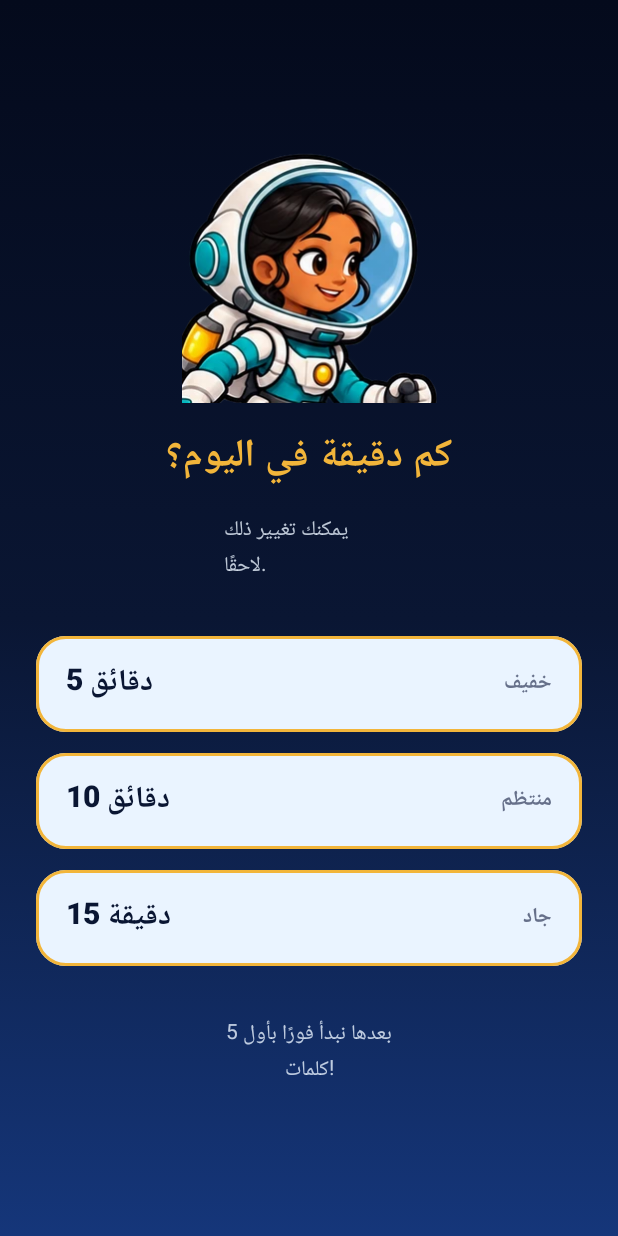
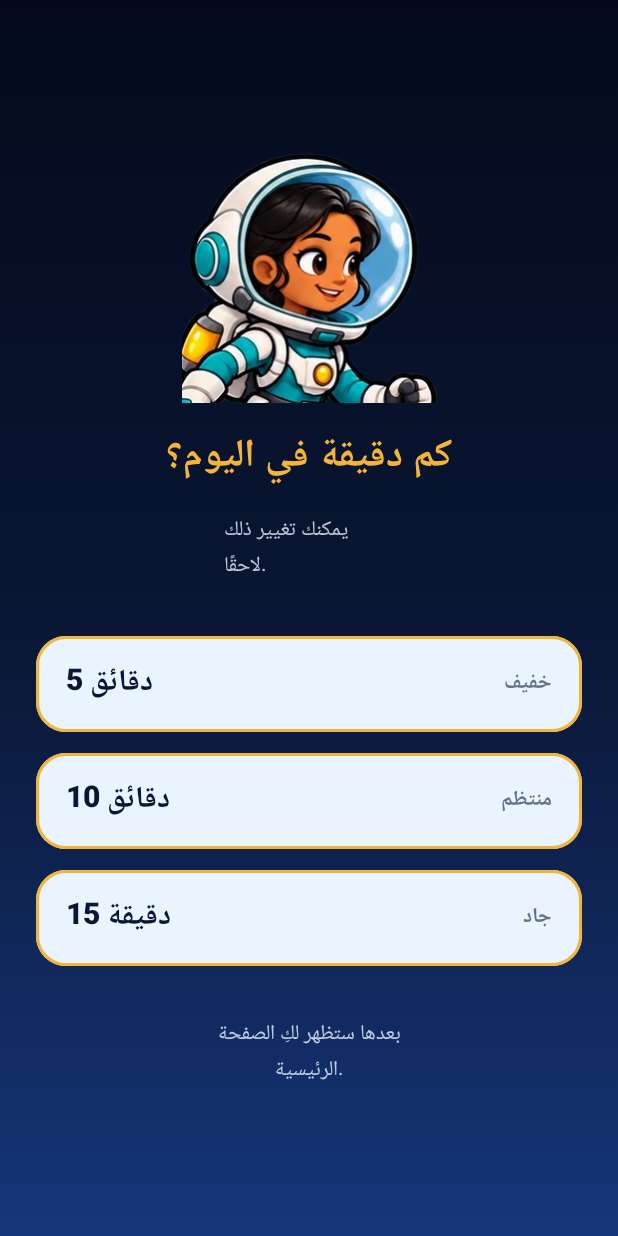
Before and after one commit to Smily93-bot/Spanish, an Android app built with Jetpack Compose: the screen it shows after launch (MainActivity), after a tap on "العربية", on a phone screen of 412 x 824 dp. Run offline under Robolectric (Android 15) with nearby library versions, the phone set to English and light mode, and no system bars; our stand-ins replace Room's generated code; network calls fail; 1 statement that could not run was skipped.

Commit message:
Start on Home after the welcome flow, with a one-time tour card
- Finishing the welcome questions opens Home instead of jumping into a lesson, and a
  one-time card explains START, Words, Grammar, Adventure, Practice and Me.
- Fix short Arabic translations wrapping their last word onto a new line
  (LineBreak.Simple in the theme, full-width translation lines).
- Don't repeat the word type when the meaning already names it (el: أداة تعريف).

Version 1.5.2 (code 11).

Co-Authored-By: Claude Opus 5.5 <noreply@anthropic.com>
Claude-Session: https://claude.ai/code/session_01KZNHSf7ERZf1rBu4AkTm8S

```diff
--- a/app/build.gradle.kts
+++ b/app/build.gradle.kts
@@ -13,8 +13,8 @@ android {
         applicationId = "com.bluediamond.spanishblaster.app"
         minSdk = 26
         targetSdk = 35
-        versionCode = 10
-        versionName = "1.5.1"
+        versionCode = 11
+        versionName = "1.5.2"
     }
 
     signingConfigs {
--- a/app/src/main/java/com/example/ui/screens/GrammarLabScreen.kt
+++ b/app/src/main/java/com/example/ui/screens/GrammarLabScreen.kt
@@ -208,7 +208,7 @@ private fun RuleCard(topic: GrammarTopic, viewModel: BlasterViewModel, language:
             Row(verticalAlignment = Alignment.CenterVertically) {
                 Column(Modifier.weight(1f)) {
                     Text(e.spanish, color = ExplorerBlue, fontWeight = FontWeight.Bold, fontSize = 15.sp)
-                    if (e.translation(language).isNotBlank()) Text(e.translation(language), color = TextSecondary, fontSize = 12.sp)
+                    if (e.translation(language).isNotBlank()) Text(e.translation(language), color = TextSecondary, fontSize = 12.sp, modifier = Modifier.fillMaxWidth())
                 }
                 AudioButton(onClick = { viewModel.speakSpanish(e.spanish) }, size = 34.dp)
             }
@@ -313,7 +313,7 @@ private fun QuestionCard(
                     Row(verticalAlignment = Alignment.CenterVertically) {
                         Column(Modifier.weight(1f)) {
                             Text(q.filled(), color = TextPrimary, fontWeight = FontWeight.Bold, fontSize = 15.sp)
-                            if (q.translation(language).isNotBlank()) Text(q.translation(language), color = TextSecondary, fontSize = 13.sp)
+                            if (q.translation(language).isNotBlank()) Text(q.translation(language), color = TextSecondary, fontSize = 13.sp, modifier = Modifier.fillMaxWidth())
                         }
                         AudioButton(onClick = { viewModel.speakSpanish(q.filled()) }, size = 34.dp)
                     }
--- a/app/src/main/java/com/example/ui/screens/OnboardingScreen.kt
+++ b/app/src/main/java/com/example/ui/screens/OnboardingScreen.kt
@@ -26,8 +26,8 @@ import com.example.ui.theme.*
 import com.example.ui.viewmodel.BlasterViewModel
 
 /**
- * First launch: two taps — pick a helper language, pick how long to study each day — and the
- * first five-word lesson starts right away.
+ * First launch: two taps — pick a helper language, pick how long to study each day — then Home,
+ * where a one-time tour card explains what the app contains.
  */
 @Composable
 fun OnboardingScreen(viewModel: BlasterViewModel) {
@@ -76,7 +76,7 @@ fun OnboardingScreen(viewModel: BlasterViewModel) {
                 BigChoice(language.pick("15 دقيقة", "15 minutes"), language.pick("جاد", "Serious")) { viewModel.finishOnboarding(100) }
                 Spacer(Modifier.height(6.dp))
                 Text(
-                    language.pick("بعدها نبدأ فورًا بأول 5 كلمات!", "Then we start right away with your first 5 words!"),
+                    language.pick("بعدها ستظهر لكِ الصفحة الرئيسية.", "Then you'll see your home screen."),
                     color = StarWhite.copy(alpha = 0.8f), fontSize = 14.sp, textAlign = TextAlign.Center
                 )
             }
--- a/app/src/main/java/com/example/ui/screens/QuantumClozeScreen.kt
+++ b/app/src/main/java/com/example/ui/screens/QuantumClozeScreen.kt
@@ -131,7 +131,7 @@ private fun ClozeRun(
                 color = TextPrimary, fontSize = 21.sp, fontWeight = FontWeight.Bold, lineHeight = 28.sp
             )
             Spacer(Modifier.height(6.dp))
-            Text(question.translation, color = TextSecondary, fontSize = 14.sp)
+            Text(question.translation, color = TextSecondary, fontSize = 14.sp, modifier = Modifier.fillMaxWidth())
         }
 
         question.options.forEach { option ->
--- a/app/src/main/java/com/example/ui/theme/Type.kt
+++ b/app/src/main/java/com/example/ui/theme/Type.kt
@@ -2,15 +2,18 @@ package com.example.ui.theme
 
 import androidx.compose.material3.Typography
 import androidx.compose.ui.text.TextStyle
+import androidx.compose.ui.text.style.LineBreak
 import androidx.compose.ui.text.font.FontFamily
 import androidx.compose.ui.text.font.FontWeight
 import androidx.compose.ui.unit.sp
 
+// LineBreak.Simple: the default high-quality breaking wrapped the last word of short Arabic
+// sentences ending in punctuation onto its own line on some phones.
 val Typography = Typography(
-    headlineMedium = TextStyle(fontFamily = FontFamily.SansSerif, fontWeight = FontWeight.ExtraBold, fontSize = 26.sp, lineHeight = 32.sp),
-    titleLarge = TextStyle(fontFamily = FontFamily.SansSerif, fontWeight = FontWeight.Bold, fontSize = 20.sp, lineHeight = 26.sp),
-    titleMedium = TextStyle(fontFamily = FontFamily.SansSerif, fontWeight = FontWeight.Bold, fontSize = 16.sp, lineHeight = 22.sp),
-    bodyLarge = TextStyle(fontFamily = FontFamily.SansSerif, fontWeight = FontWeight.Normal, fontSize = 16.sp, lineHeight = 24.sp),
-    bodyMedium = TextStyle(fontFamily = FontFamily.SansSerif, fontWeight = FontWeight.Normal, fontSize = 14.sp, lineHeight = 20.sp),
-    labelSmall = TextStyle(fontFamily = FontFamily.SansSerif, fontWeight = FontWeight.Medium, fontSize = 11.sp, lineHeight = 16.sp)
+    headlineMedium = TextStyle(fontFamily = FontFamily.SansSerif, lineBreak = LineBreak.Simple, fontWeight = FontWeight.ExtraBold, fontSize = 26.sp, lineHeight = 32.sp),
+    titleLarge = TextStyle(fontFamily = FontFamily.SansSerif, lineBreak = LineBreak.Simple, fontWeight = FontWeight.Bold, fontSize = 20.sp, lineHeight = 26.sp),
+    titleMedium = TextStyle(fontFamily = FontFamily.SansSerif, lineBreak = LineBreak.Simple, fontWeight = FontWeight.Bold, fontSize = 16.sp, lineHeight = 22.sp),
+    bodyLarge = TextStyle(fontFamily = FontFamily.SansSerif, lineBreak = LineBreak.Simple, fontWeight = FontWeight.Normal, fontSize = 16.sp, lineHeight = 24.sp),
+    bodyMedium = TextStyle(fontFamily = FontFamily.SansSerif, lineBreak = LineBreak.Simple, fontWeight = FontWeight.Normal, fontSize = 14.sp, lineHeight = 20.sp),
+    labelSmall = TextStyle(fontFamily = FontFamily.SansSerif, lineBreak = LineBreak.Simple, fontWeight = FontWeight.Medium, fontSize = 11.sp, lineHeight = 16.sp)
 )
--- a/app/src/main/java/com/example/ui/viewmodel/BlasterViewModel.kt
+++ b/app/src/main/java/com/example/ui/viewmodel/BlasterViewModel.kt
@@ -277,12 +277,22 @@ class BlasterViewModel(
         if (_helperLanguage.value != language) toggleHelperLanguage()
     }
 
-    /** Finishes the welcome flow and starts the very first word lesson. */
+    /** Finishes the welcome flow on Home, where a one-time tour card shows what the app contains. */
     fun finishOnboarding(dailyGoal: Int) {
         prefs.edit().putBoolean(KEY_ONBOARDED, true).apply()
         _onboarded.value = true
         setDailyGoal(dailyGoal)
-        startFromHome(PathStep.WORDS)
+        backStack.clear()
+        _currentScreen.value = Screen.CommandBridge
+    }
+
+    private val _showTour = MutableStateFlow(!prefs.getBoolean(KEY_TOUR_SEEN, false))
+    /** True until the player closes the welcome tour card on Home. */
+    val showTour: StateFlow<Boolean> = _showTour.asStateFlow()
+
+    fun dismissTour() {
+        prefs.edit().putBoolean(KEY_TOUR_SEEN, true).apply()
+        _showTour.value = false
     }
 
     /** The next step of today's path, or null when all three are done. */
@@ -681,6 +691,7 @@ class BlasterViewModel(
     private companion object {
         const val KEY_HELPER = "helper_language"
         const val KEY_ONBOARDED = "onboarded"
+        const val KEY_TOUR_SEEN = "tour_seen"
         const val GRAMMAR_QUESTIONS = 6
     }
 }
```
Also changed, not shown: app/src/main/java/com/example/ui/screens/CommandBridgeScreen.kt (+40 -0 lines), app/src/main/java/com/example/ui/screens/WordGalaxyScreen.kt (+5 -4 lines).
